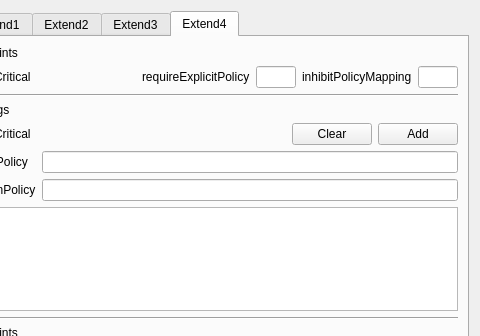
Qt form CertMan/make_cert_profile_dlg.ui (jykim74/CertMan) before a commit; both pictures show x 100 to 580 and y 0 to 336 of the 580 by 585 pixel window.
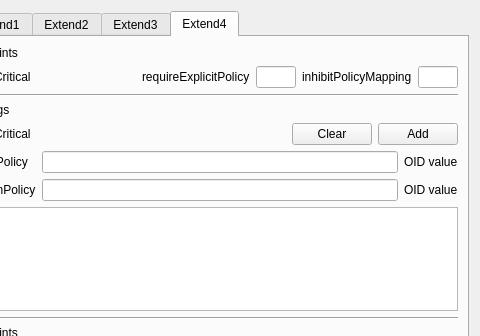
The same form after that commit.

Commit message: Cert CRL Profile Bug Fix

```diff
--- a/CertMan/make_cert_profile_dlg.ui
+++ b/CertMan/make_cert_profile_dlg.ui
@@ -1249,8 +1249,8 @@
        </item>
        <item>
         <layout class="QGridLayout" name="gridLayout_21">
-         <item row="0" column="1">
-          <widget class="QLineEdit" name="mPMIssuerDomainPolicyText"/>
+         <item row="1" column="1">
+          <widget class="QLineEdit" name="mPMSubjectDomainPolicyText"/>
          </item>
          <item row="0" column="0">
           <widget class="QLabel" name="label_28">
@@ -1266,8 +1266,22 @@
            </property>
           </widget>
          </item>
-         <item row="1" column="1">
-          <widget class="QLineEdit" name="mPMSubjectDomainPolicyText"/>
+         <item row="0" column="1">
+          <widget class="QLineEdit" name="mPMIssuerDomainPolicyText"/>
+         </item>
+         <item row="0" column="2">
+          <widget class="QLabel" name="label_35">
+           <property name="text">
+            <string>OID value</string>
+           </property>
+          </widget>
+         </item>
+         <item row="1" column="2">
+          <widget class="QLabel" name="label_36">
+           <property name="text">
+            <string>OID value</string>
+           </property>
+          </widget>
          </item>
         </layout>
        </item>
```
The commit also changes 11 other files.
